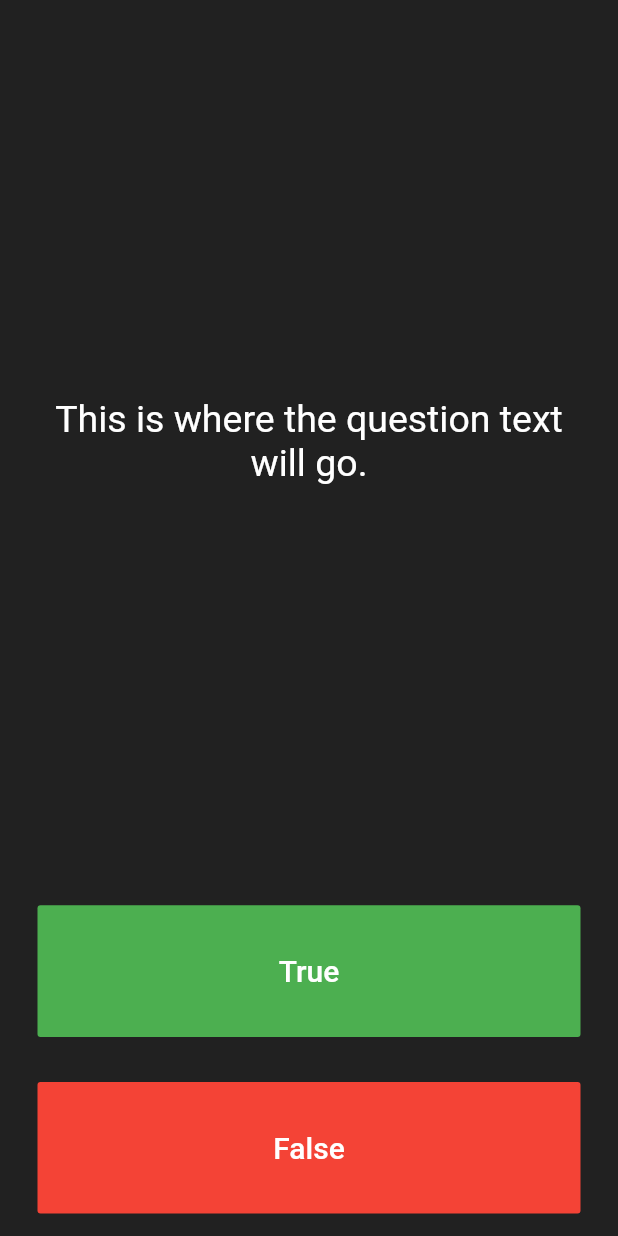
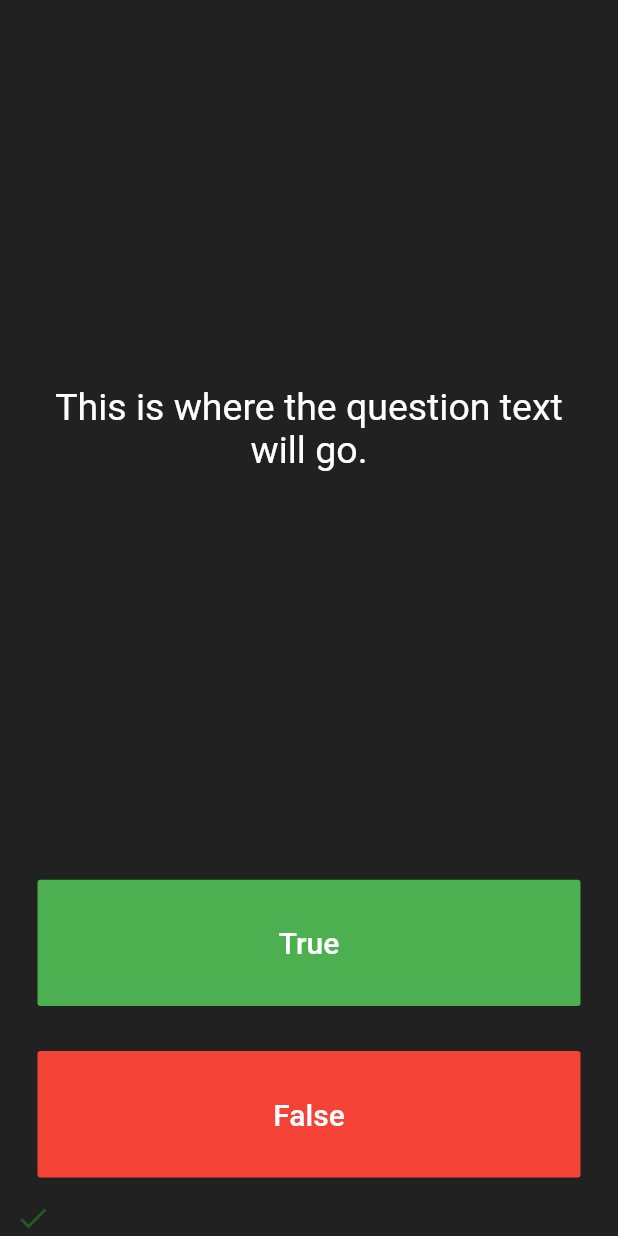
Before and after one commit to Mubanga/FlutterDev-5-Quizzler, a Flutter app: the screen it shows after launch, after a tap on "True", on a phone screen of 412 x 824 dp. Run offline on Flutter 3.47's test engine with Material 2 defaults, Android fonts, the phone set to English and light mode, and no system bars.

Commit message:
Quizzler: Row Added: Swoosh and Cross Icons Added

```diff
--- a/lib/main.dart
+++ b/lib/main.dart
@@ -27,6 +27,8 @@ class QuizPage extends StatefulWidget {
 }
 
 class _QuizPageState extends State<QuizPage> {
+  List<Icon> _quizzIcons = [];
+
   @override
   Widget build(BuildContext context) {
     return Column(
@@ -63,7 +65,12 @@ class _QuizPageState extends State<QuizPage> {
                 ),
               ),
               onPressed: () {
-                //The user picked true.
+                setState(() {
+                  _quizzIcons.add(Icon(
+                    Icons.check,
+                    color: Colors.green.shade900,
+                  ));
+                });
               },
             ),
           ),
@@ -81,12 +88,19 @@ class _QuizPageState extends State<QuizPage> {
                 ),
               ),
               onPressed: () {
-                //The user picked false.
+                setState(() {
+                  _quizzIcons.add(Icon(
+                    Icons.close,
+                    color: Colors.red.shade900,
+                  ));
+                });
               },
             ),
           ),
         ),
-        //TODO: Add a Row here as your score keeper
+        Row(
+          children: _quizzIcons,
+        )
       ],
     );
   }
```
